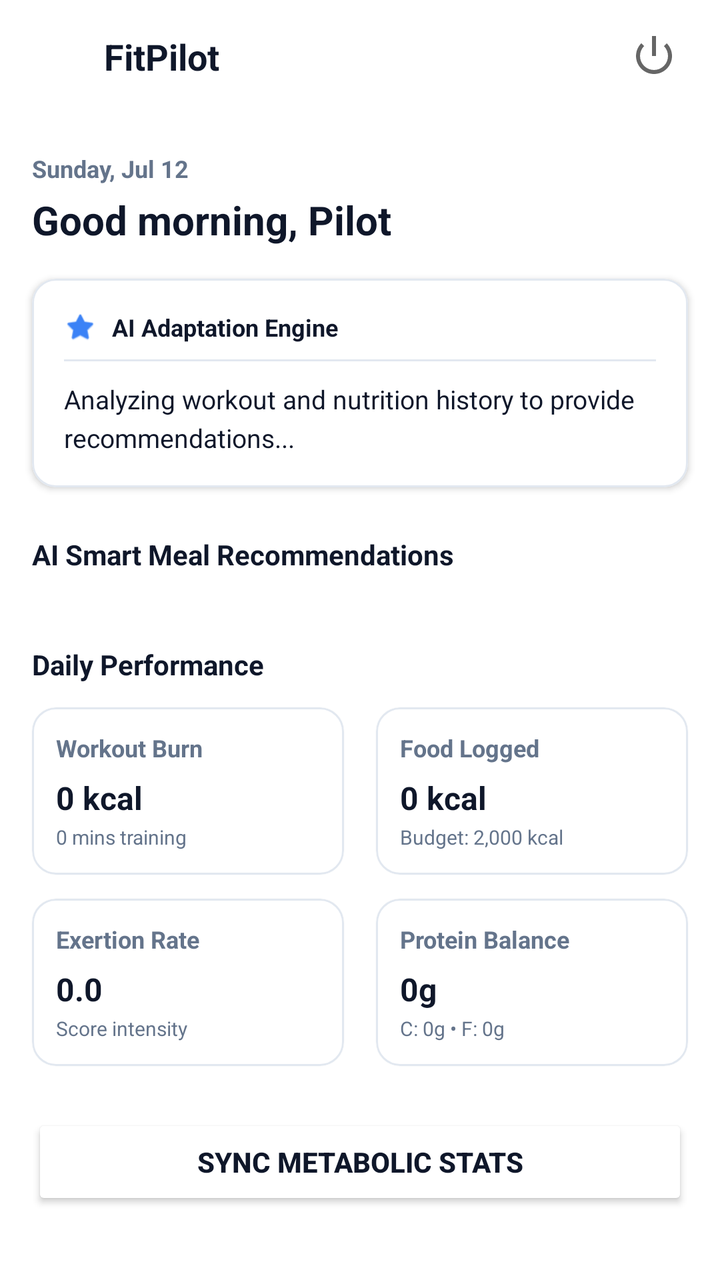
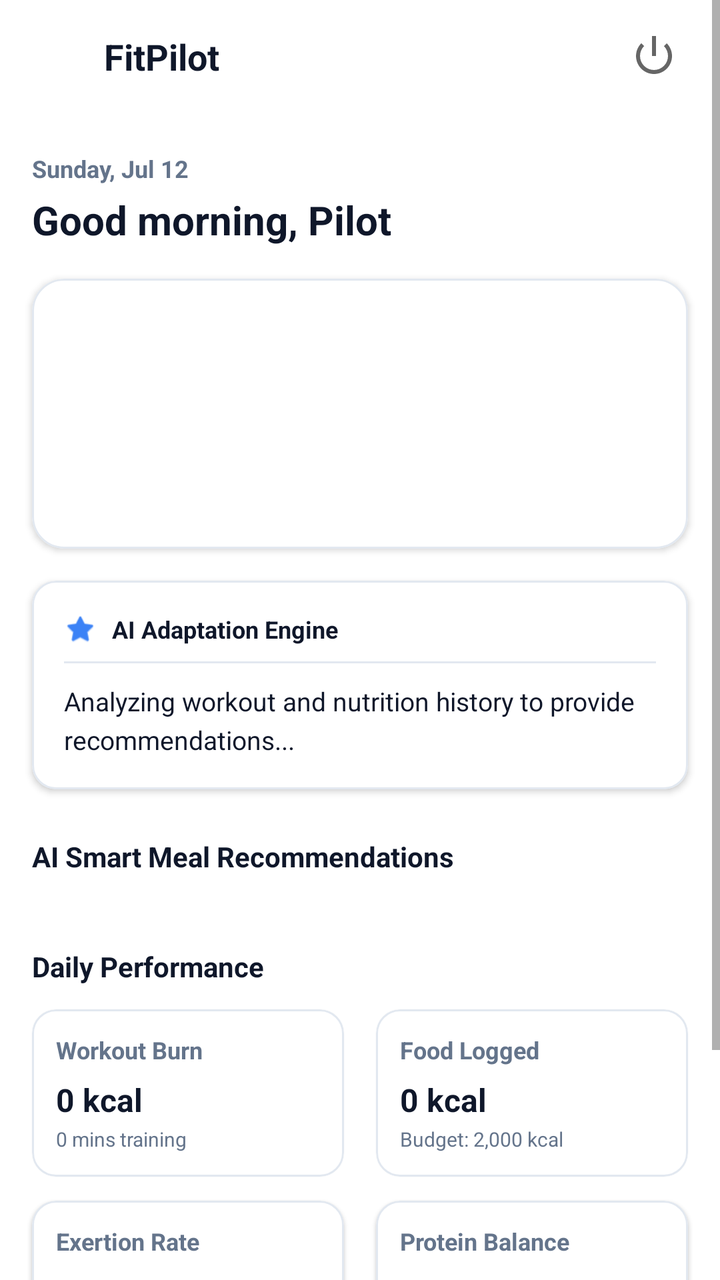

An Android layout rendered at two revisions. The XML below is the earlier revision; the diff shows what the commit changed to produce the second picture.
<!-- AndroidManifest.xml: application theme Theme.FitPilot -->
<!-- res/layout/fragment_dashboard.xml -->
<?xml version="1.0" encoding="utf-8"?>
<ScrollView xmlns:android="http://schemas.android.com/apk/res/android"
    xmlns:app="http://schemas.android.com/apk/res-auto"
    android:layout_width="match_parent"
    android:layout_height="match_parent"
    android:background="@color/background"
    android:fillViewport="true">

    <androidx.constraintlayout.widget.ConstraintLayout
        android:layout_width="match_parent"
        android:layout_height="wrap_content"
        android:paddingBottom="24dp">

        
        <View
            android:id="@+id/topBar"
            android:layout_width="match_parent"
            android:layout_height="56dp"
            android:background="@color/white"
            app:layout_constraintTop_toTopOf="parent" />

        <ImageView
            android:id="@+id/ivAppIcon"
            android:layout_width="28dp"
            android:layout_height="28dp"
            android:layout_marginStart="16dp"
            android:src="@drawable/logo"
            app:layout_constraintTop_toTopOf="@id/topBar"
            app:layout_constraintBottom_toBottomOf="@id/topBar"
            app:layout_constraintStart_toStartOf="parent" />

        <TextView
            android:id="@+id/tvAppTitle"
            android:layout_width="wrap_content"
            android:layout_height="wrap_content"
            android:text="FitPilot"
            android:textColor="@color/text_primary"
            android:textSize="18sp"
            android:textStyle="bold"
            android:layout_marginStart="8dp"
            app:layout_constraintTop_toTopOf="@id/topBar"
            app:layout_constraintBottom_toBottomOf="@id/topBar"
            app:layout_constraintStart_toEndOf="@id/ivAppIcon" />

        <ImageButton
            android:id="@+id/btnLogout"
            android:layout_width="34dp"
            android:layout_height="34dp"
            android:layout_marginEnd="16dp"
            android:background="@android:color/transparent"
            android:src="@android:drawable/ic_lock_power_off"
            app:layout_constraintTop_toTopOf="@id/topBar"
            app:layout_constraintBottom_toBottomOf="@id/topBar"
            app:layout_constraintEnd_toEndOf="parent" />

        
        <TextView
            android:id="@+id/tvDate"
            android:layout_width="wrap_content"
            android:layout_height="wrap_content"
            android:text="Sunday, Jul 12"
            android:textColor="@color/text_secondary"
            android:textSize="12sp"
            android:textStyle="bold"
            android:layout_marginTop="20dp"
            android:layout_marginStart="16dp"
            app:layout_constraintTop_toBottomOf="@id/topBar"
            app:layout_constraintStart_toStartOf="parent" />

        <TextView
            android:id="@+id/tvGreeting"
            android:layout_width="wrap_content"
            android:layout_height="wrap_content"
            android:text="Good morning, Pilot"
            android:textColor="@color/text_primary"
            android:textSize="20sp"
            android:textStyle="bold"
            android:layout_marginTop="4dp"
            android:layout_marginStart="16dp"
            app:layout_constraintTop_toBottomOf="@id/tvDate"
            app:layout_constraintStart_toStartOf="parent" />

        
        <com.google.android.material.card.MaterialCardView
            android:id="@+id/cardAdaptation"
            android:layout_width="match_parent"
            android:layout_height="wrap_content"
            android:layout_marginTop="16dp"
            android:layout_marginHorizontal="16dp"
            app:cardCornerRadius="12dp"
            app:cardElevation="2dp"
            app:strokeColor="@color/border"
            app:strokeWidth="1dp"
            app:layout_constraintTop_toBottomOf="@id/tvGreeting">

            <LinearLayout
                android:layout_width="match_parent"
                android:layout_height="wrap_content"
                android:orientation="vertical"
                android:padding="16dp">

                <LinearLayout
                    android:layout_width="match_parent"
                    android:layout_height="wrap_content"
                    android:orientation="horizontal"
                    android:gravity="center_vertical"
                    android:paddingBottom="8dp">

                    <ImageView
                        android:layout_width="16dp"
                        android:layout_height="16dp"
                        android:src="@android:drawable/btn_star"
                        app:tint="@color/accent"
                        android:layout_marginEnd="8dp" />

                    <TextView
                        android:layout_width="wrap_content"
                        android:layout_height="wrap_content"
                        android:text="AI Adaptation Engine"
                        android:textColor="@color/text_primary"
                        android:textSize="12sp"
                        android:textStyle="bold" />
                </LinearLayout>

                <View
                    android:layout_width="match_parent"
                    android:layout_height="1dp"
                    android:background="@color/border" />


                <TextView
                    android:id="@+id/tvAdaptationText"
                    android:layout_width="match_parent"
                    android:layout_height="wrap_content"
                    android:text="Analyzing workout and nutrition history to provide recommendations..."
                    android:textColor="@color/text_primary"
                    android:textSize="13sp"
                    android:lineSpacingExtra="4dp"
                    android:layout_marginTop="10dp" />

                <ProgressBar
                    android:id="@+id/pbAdaptation"
                    android:layout_width="20dp"
                    android:layout_height="20dp"
                    android:layout_marginTop="8dp"
                    android:layout_gravity="center"
                    android:visibility="gone" />

            </LinearLayout>
        </com.google.android.material.card.MaterialCardView>

        
        <TextView
            android:id="@+id/tvSuggestionsTitle"
            android:layout_width="wrap_content"
            android:layout_height="wrap_content"
            android:text="AI Smart Meal Recommendations"
            android:textColor="@color/text_primary"
            android:textSize="14sp"
            android:textStyle="bold"
            android:layout_marginTop="24dp"
            android:layout_marginStart="16dp"
            app:layout_constraintTop_toBottomOf="@id/cardAdaptation"
            app:layout_constraintStart_toStartOf="parent" />

        <HorizontalScrollView
            android:id="@+id/hsvSuggestions"
            android:layout_width="match_parent"
            android:layout_height="wrap_content"
            android:layout_marginTop="12dp"
            android:scrollbars="none"
            android:clipToPadding="false"
            android:paddingHorizontal="16dp"
            app:layout_constraintTop_toBottomOf="@id/tvSuggestionsTitle">

            <LinearLayout
                android:id="@+id/llSuggestionsContainer"
                android:layout_width="wrap_content"
                android:layout_height="wrap_content"
                android:orientation="horizontal"
                android:gravity="center_vertical" />
        </HorizontalScrollView>

        
        <TextView
            android:id="@+id/tvMetricsTitle"
            android:layout_width="wrap_content"
            android:layout_height="wrap_content"
            android:text="Daily Performance"
            android:textColor="@color/text_primary"
            android:textSize="14sp"
            android:textStyle="bold"
            android:layout_marginTop="24dp"
            android:layout_marginStart="16dp"
            app:layout_constraintTop_toBottomOf="@id/hsvSuggestions"
            app:layout_constraintStart_toStartOf="parent" />

        
        <com.google.android.material.card.MaterialCardView
            android:id="@+id/cardWorkoutBurn"
            android:layout_width="0dp"
            android:layout_height="wrap_content"
            android:layout_marginTop="12dp"
            android:layout_marginStart="16dp"
            android:layout_marginEnd="8dp"
            app:cardCornerRadius="12dp"
            app:cardElevation="1dp"
            app:strokeColor="@color/border"
            app:strokeWidth="1dp"
            app:layout_constraintTop_toBottomOf="@id/tvMetricsTitle"
            app:layout_constraintStart_toStartOf="parent"
            app:layout_constraintEnd_toStartOf="@id/cardFoodLogged">

            <LinearLayout
                android:layout_width="match_parent"
                android:layout_height="wrap_content"
                android:orientation="vertical"
                android:padding="12dp">

                <TextView
                    android:layout_width="wrap_content"
                    android:layout_height="wrap_content"
                    android:text="Workout Burn"
                    android:textColor="@color/text_secondary"
                    android:textSize="12sp"
                    android:textStyle="bold" />

                <TextView
                    android:id="@+id/tvWorkoutBurnVal"
                    android:layout_width="wrap_content"
                    android:layout_height="wrap_content"
                    android:text="0 kcal"
                    android:textColor="@color/text_primary"
                    android:textSize="16sp"
                    android:textStyle="bold"
                    android:layout_marginTop="6dp" />

                <TextView
                    android:id="@+id/tvWorkoutBurnSub"
                    android:layout_width="wrap_content"
                    android:layout_height="wrap_content"
                    android:text="0 mins training"
                    android:textColor="@color/text_secondary"
                    android:textSize="10sp"
                    android:layout_marginTop="2dp" />

            </LinearLayout>
        </com.google.android.material.card.MaterialCardView>

        <com.google.android.material.card.MaterialCardView
            android:id="@+id/cardFoodLogged"
            android:layout_width="0dp"
            android:layout_height="wrap_content"
            android:layout_marginTop="12dp"
            android:layout_marginStart="8dp"
            android:layout_marginEnd="16dp"
            app:cardCornerRadius="12dp"
            app:cardElevation="1dp"
            app:strokeColor="@color/border"
            app:strokeWidth="1dp"
            app:layout_constraintTop_toBottomOf="@id/tvMetricsTitle"
            app:layout_constraintStart_toEndOf="@id/cardWorkoutBurn"
            app:layout_constraintEnd_toEndOf="parent">

            <LinearLayout
                android:layout_width="match_parent"
                android:layout_height="wrap_content"
                android:orientation="vertical"
                android:padding="12dp">

                <TextView
                    android:layout_width="wrap_content"
                    android:layout_height="wrap_content"
                    android:text="Food Logged"
                    android:textColor="@color/text_secondary"
                    android:textSize="12sp"
                    android:textStyle="bold" />

                <TextView
                    android:id="@+id/tvFoodLoggedVal"
                    android:layout_width="wrap_content"
                    android:layout_height="wrap_content"
                    android:text="0 kcal"
                    android:textColor="@color/text_primary"
                    android:textSize="16sp"
                    android:textStyle="bold"
                    android:layout_marginTop="6dp" />

                <TextView
                    android:layout_width="wrap_content"
                    android:layout_height="wrap_content"
                    android:text="Budget: 2,000 kcal"
                    android:textColor="@color/text_secondary"
                    android:textSize="10sp"
                    android:layout_marginTop="2dp" />

            </LinearLayout>
        </com.google.android.material.card.MaterialCardView>

        
        <com.google.android.material.card.MaterialCardView
            android:id="@+id/cardExertionRate"
            android:layout_width="0dp"
            android:layout_height="wrap_content"
            android:layout_marginTop="12dp"
            android:layout_marginStart="16dp"
            android:layout_marginEnd="8dp"
            app:cardCornerRadius="12dp"
            app:cardElevation="1dp"
            app:strokeColor="@color/border"
            app:strokeWidth="1dp"
            app:layout_constraintTop_toBottomOf="@id/cardWorkoutBurn"
            app:layout_constraintStart_toStartOf="parent"
            app:layout_constraintEnd_toStartOf="@id/cardProteinBalance">

            <LinearLayout
                android:layout_width="match_parent"
                android:layout_height="wrap_content"
                android:orientation="vertical"
                android:padding="12dp">

                <TextView
                    android:layout_width="wrap_content"
                    android:layout_height="wrap_content"
                    android:text="Exertion Rate"
                    android:textColor="@color/text_secondary"
                    android:textSize="12sp"
                    android:textStyle="bold" />

                <TextView
                    android:id="@+id/tvExertionRateVal"
                    android:layout_width="wrap_content"
                    android:layout_height="wrap_content"
                    android:text="0.0"
                    android:textColor="@color/text_primary"
                    android:textSize="16sp"
                    android:textStyle="bold"
                    android:layout_marginTop="6dp" />

                <TextView
                    android:layout_width="wrap_content"
                    android:layout_height="wrap_content"
                    android:text="Score intensity"
                    android:textColor="@color/text_secondary"
                    android:textSize="10sp"
                    android:layout_marginTop="2dp" />

            </LinearLayout>
        </com.google.android.material.card.MaterialCardView>

        <com.google.android.material.card.MaterialCardView
            android:id="@+id/cardProteinBalance"
            android:layout_width="0dp"
            android:layout_height="wrap_content"
            android:layout_marginTop="12dp"
            android:layout_marginStart="8dp"
            android:layout_marginEnd="16dp"
            app:cardCornerRadius="12dp"
            app:cardElevation="1dp"
            app:strokeColor="@color/border"
            app:strokeWidth="1dp"
            app:layout_constraintTop_toBottomOf="@id/cardFoodLogged"
            app:layout_constraintStart_toEndOf="@id/cardExertionRate"
            app:layout_constraintEnd_toEndOf="parent">

            <LinearLayout
                android:layout_width="match_parent"
                android:layout_height="wrap_content"
                android:orientation="vertical"
                android:padding="12dp">

                <TextView
                    android:layout_width="wrap_content"
                    android:layout_height="wrap_content"
                    android:text="Protein Balance"
                    android:textColor="@color/text_secondary"
                    android:textSize="12sp"
                    android:textStyle="bold" />

                <TextView
                    android:id="@+id/tvProteinBalanceVal"
                    android:layout_width="wrap_content"
                    android:layout_height="wrap_content"
                    android:text="0g"
                    android:textColor="@color/text_primary"
                    android:textSize="16sp"
                    android:textStyle="bold"
                    android:layout_marginTop="6dp" />

                <TextView
                    android:id="@+id/tvMacrosSub"
                    android:layout_width="wrap_content"
                    android:layout_height="wrap_content"
                    android:text="C: 0g • F: 0g"
                    android:textColor="@color/text_secondary"
                    android:textSize="10sp"
                    android:layout_marginTop="2dp" />

            </LinearLayout>
        </com.google.android.material.card.MaterialCardView>

        
        <Button
            android:id="@+id/btnSync"
            android:layout_width="match_parent"
            android:layout_height="48dp"
            android:layout_marginTop="24dp"
            android:layout_marginHorizontal="16dp"
            android:text="Sync Metabolic Stats"
            android:textColor="@color/text_primary"
            android:textStyle="bold"
            android:backgroundTint="@color/background"
            app:strokeColor="@color/border"
            app:strokeWidth="1dp"
            app:cornerRadius="8dp"
            app:layout_constraintTop_toBottomOf="@id/cardExertionRate" />

    </androidx.constraintlayout.widget.ConstraintLayout>
</ScrollView>
<!-- resources referenced by this layout -->
<resources>
  <color name="accent">#3B82F6</color>
  <color name="background">#FFFFFF</color>
  <color name="border">#E2E8F0</color>
  <color name="text_primary">#0F172A</color>
  <color name="text_secondary">#64748B</color>
  <color name="white">#FFFFFF</color>
  <style name="Theme.FitPilot" parent="Theme.MaterialComponents.Light.NoActionBar">
          <item name="colorPrimary">@color/primary</item>
          <item name="colorPrimaryVariant">@color/primary_dark</item>
          <item name="colorOnPrimary">@color/white</item>
          <item name="colorSecondary">@color/accent</item>
          <item name="colorSecondaryVariant">@color/accent_light</item>
          <item name="colorOnSecondary">@color/white</item>
          <item name="android:statusBarColor">@color/white</item>
          <item name="android:windowLightStatusBar">true</item>
          <item name="android:windowBackground">@color/background</item>
      </style>
  <color name="primary">#0F172A</color>
  <color name="primary_dark">#090D1A</color>
  <color name="accent_light">#60A5FA</color>
</resources>

<!-- the commit's change to res/layout/fragment_dashboard.xml (unified diff, before → after) -->
@@ -82,6 +82,26 @@
 
         
         <com.google.android.material.card.MaterialCardView
+            android:id="@+id/cardDashboardBanner"
+            android:layout_width="match_parent"
+            android:layout_height="135dp"
+            android:layout_marginTop="16dp"
+            android:layout_marginHorizontal="16dp"
+            app:cardCornerRadius="16dp"
+            app:cardElevation="2dp"
+            app:strokeWidth="1dp"
+            app:strokeColor="@color/border"
+            app:layout_constraintTop_toBottomOf="@id/tvGreeting">
+
+            <ImageView
+                android:layout_width="match_parent"
+                android:layout_height="match_parent"
+                android:scaleType="centerCrop"
+                android:src="@drawable/dashboard_banner" />
+        </com.google.android.material.card.MaterialCardView>
+
+        
+        <com.google.android.material.card.MaterialCardView
             android:id="@+id/cardAdaptation"
             android:layout_width="match_parent"
             android:layout_height="wrap_content"
@@ -91,7 +111,7 @@
             app:cardElevation="2dp"
             app:strokeColor="@color/border"
             app:strokeWidth="1dp"
-            app:layout_constraintTop_toBottomOf="@id/tvGreeting">
+            app:layout_constraintTop_toBottomOf="@id/cardDashboardBanner">
 
             <LinearLayout
                 android:layout_width="match_parent"
